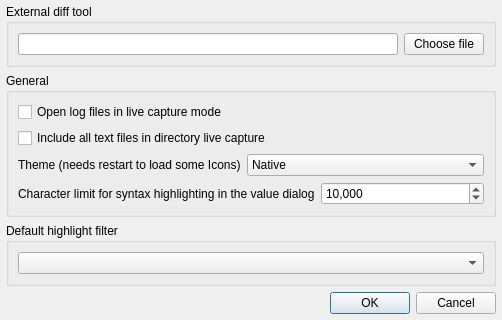
Above: src/optionsdlg.ui from tableau/tableau-log-viewer before the change; both pictures show x 0 to 502 and y 226 to 546 of the 502 by 546 pixel window. Below: the same form after it.
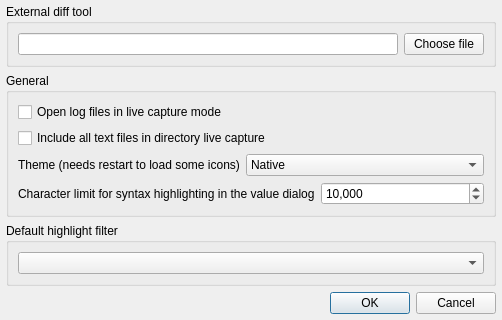
That is the form after the change.

What changed in the file:
```diff
--- a/src/optionsdlg.ui
+++ b/src/optionsdlg.ui
@@ -204,7 +204,7 @@
           <item row="0" column="0">
            <widget class="QLabel" name="themeLabel">
             <property name="text">
-             <string>Theme (needs restart to load some Icons)</string>
+             <string>Theme (needs restart to load some icons)</string>
             </property>
            </widget>
           </item>
```
